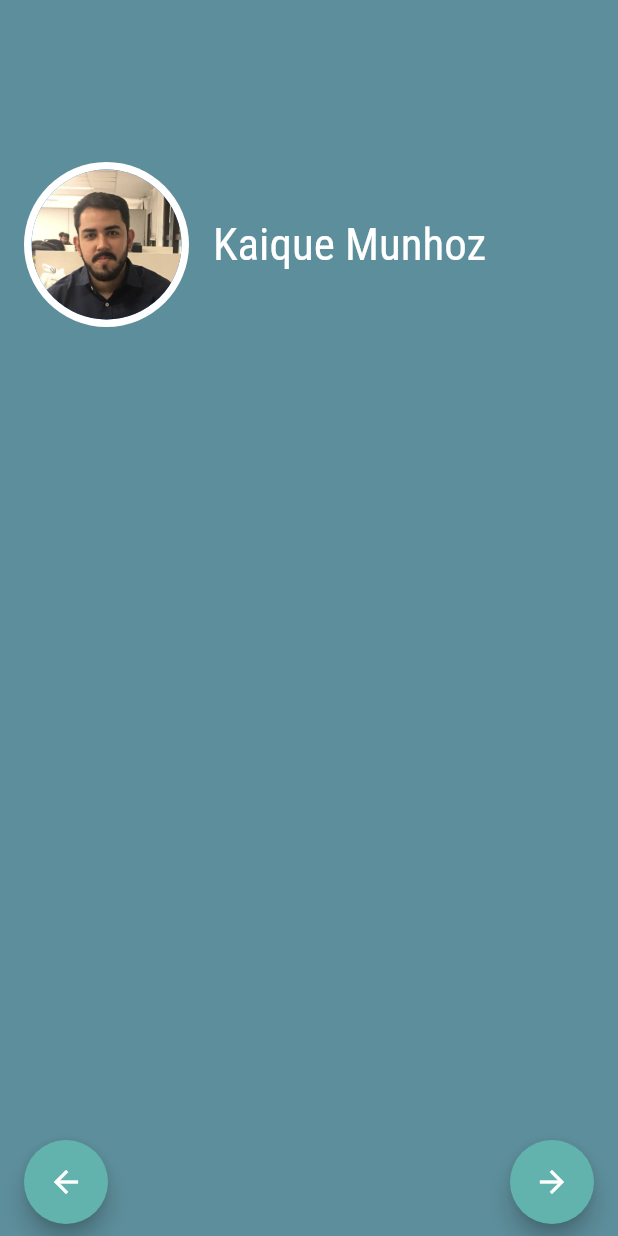
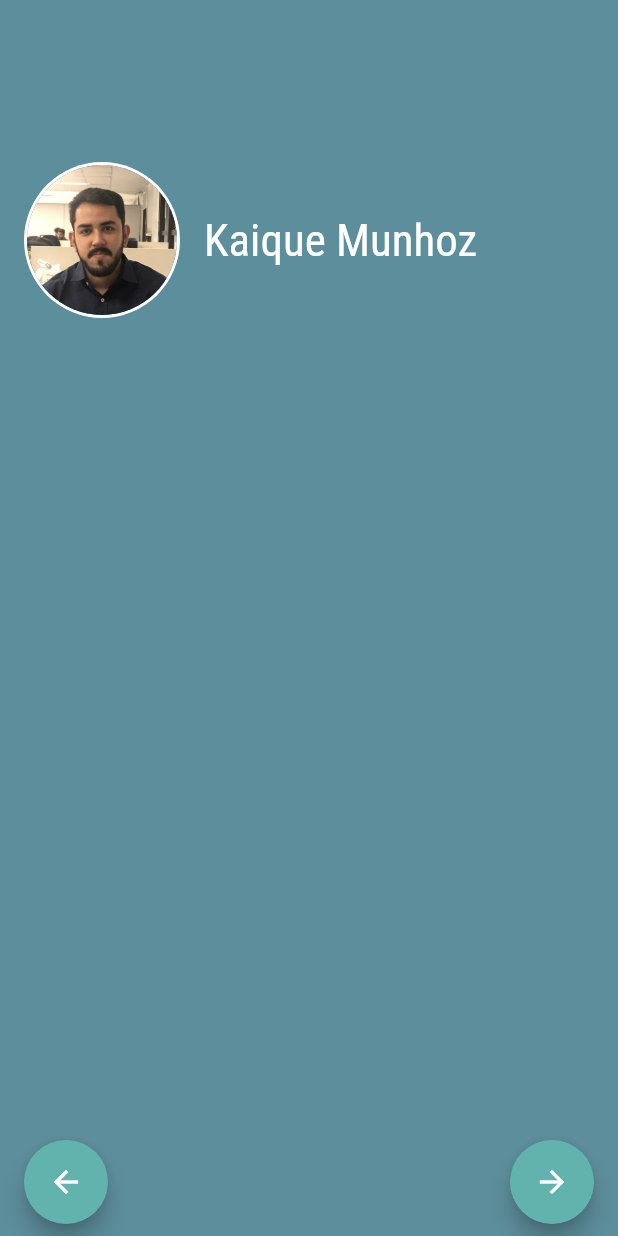
Before and after one commit to KaiqueMunhoz/apresentacao-flutter, a Flutter app: the AboutMe screen opened by its route, on a phone screen of 412 x 824 dp. Run offline on Flutter 3.47's test engine with Material 2 defaults, Android fonts, the light colour scheme and no system bars; our stand-ins replace flare_flutter.

Commit message:
feat: Decrease sized of border

```diff
--- a/apresentacao/lib/src/features/about_me/presentation/widgets/profile.dart
+++ b/apresentacao/lib/src/features/about_me/presentation/widgets/profile.dart
@@ -8,7 +8,7 @@ class Profile extends StatelessWidget {
     return Row(
       children: const [
         CircleAvatar(
-          radius: 55,
+          radius: 52,
           backgroundColor: Colors.white,
           child: CircleAvatar(
             radius: 50,
```
